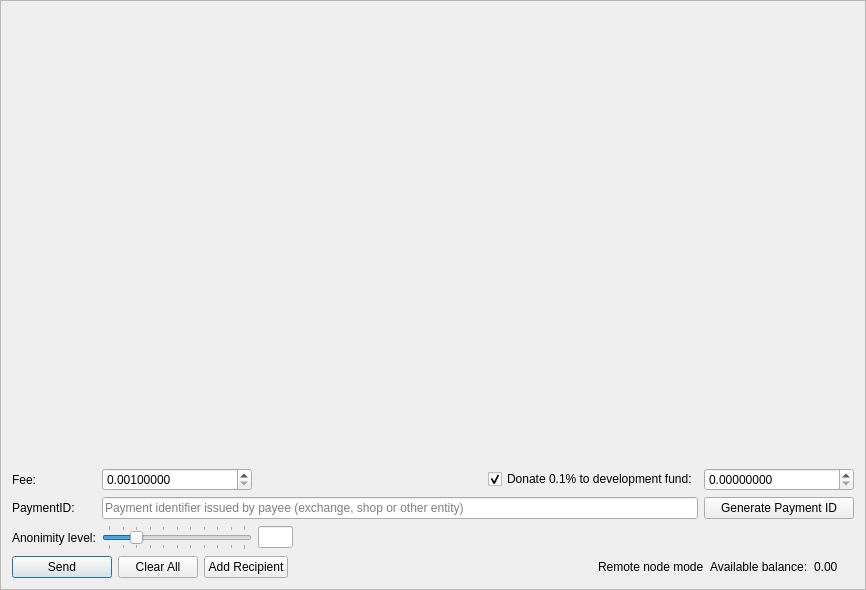
The window that src/gui/ui/sendframe.ui (artocash/artowallet) describes before a commit, drawn with Qt 5.
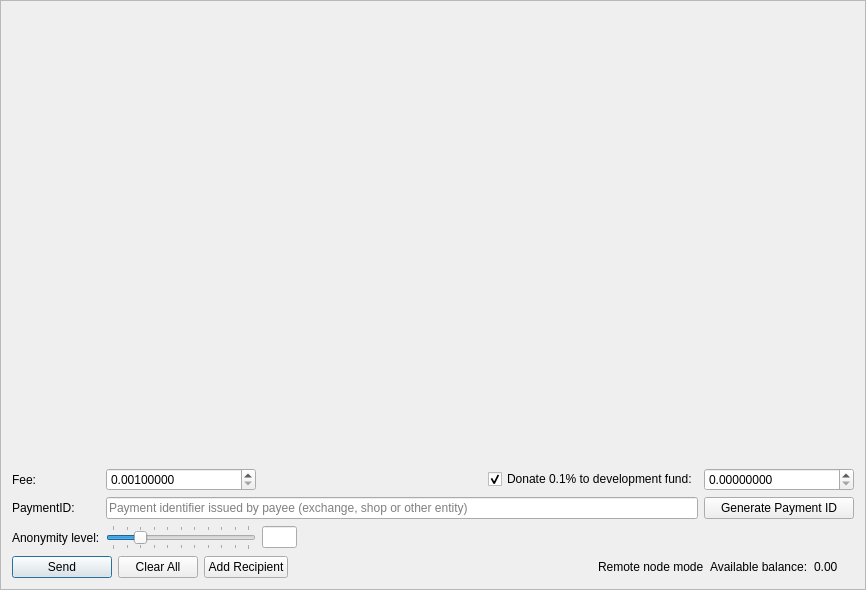
The same window after the commit. Icons and pictures are not drawn.

```diff
--- a/src/gui/ui/sendframe.ui
+++ b/src/gui/ui/sendframe.ui
@@ -115,7 +115,7 @@
      <item row="5" column="0">
       <widget class="QLabel" name="label_2">
        <property name="text">
-        <string>Anonimity level:</string>
+        <string>Anonymity level:</string>
        </property>
       </widget>
      </item>
```
